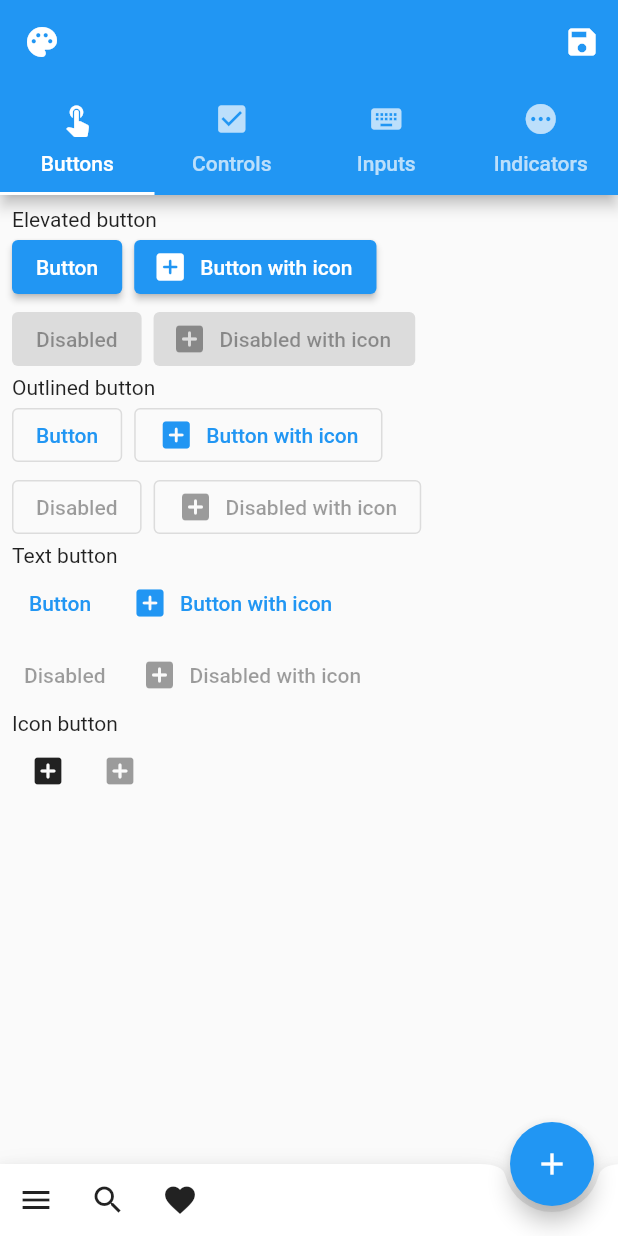
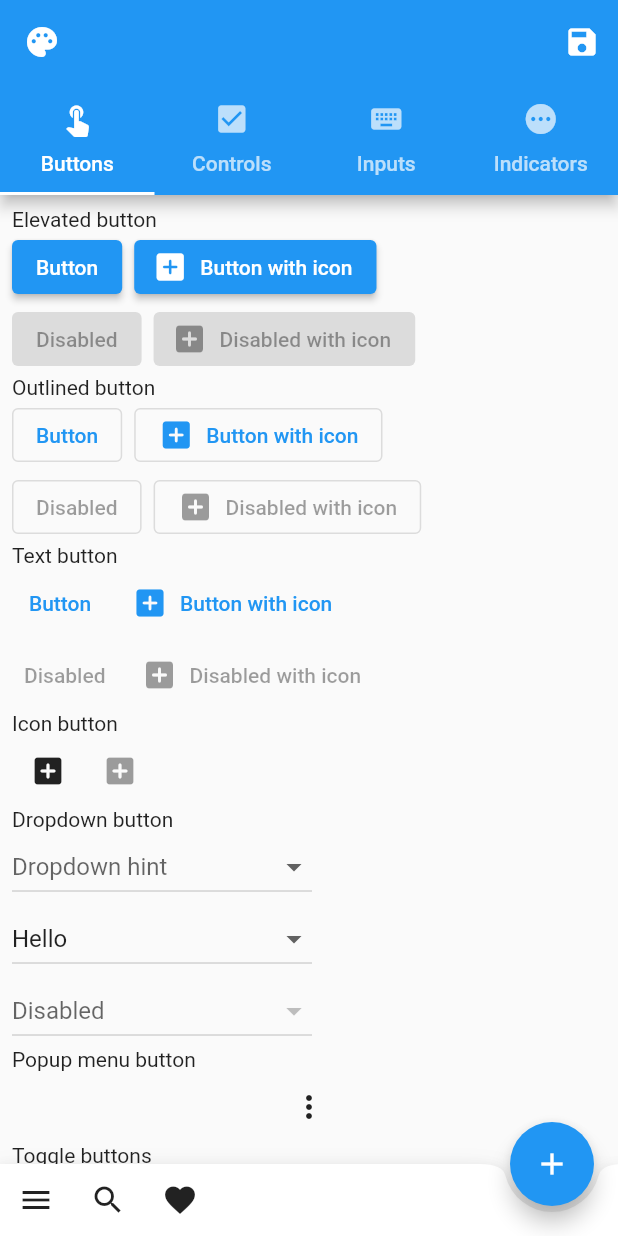
Before and after one commit to shilangyu/theme_customizer, a Flutter app: the screen it shows after launch, on a phone screen of 412 x 824 dp. Run offline on Flutter 3.47's test engine with Material 2 defaults, Android fonts, the phone set to English and light mode, and no system bars; our stand-ins replace flutter_colorpicker.

Commit message:
More buttons

```diff
--- a/lib/src/preview/buttons_preview_tab.dart
+++ b/lib/src/preview/buttons_preview_tab.dart
@@ -116,6 +116,150 @@ class ButtonsPreviewTab extends StatelessWidget implements PreviewTab {
             ),
           ],
         ),
+        Text('Dropdown button'),
+        Row(
+          children: [
+            SizedBox(
+              width: 200,
+              child: DropdownButton<String>(
+                items: [
+                  DropdownMenuItem(
+                    child: Text('Hello'),
+                    value: 'Hello',
+                  ),
+                  DropdownMenuItem(
+                    child: Text('There'),
+                    value: 'There',
+                  ),
+                ],
+                onChanged: (val) {},
+                isExpanded: true,
+                hint: Text('Dropdown hint'),
+              ),
+            ),
+          ],
+        ),
+        Row(
+          children: [
+            SizedBox(
+              width: 200,
+              child: DropdownButton<String>(
+                items: [
+                  DropdownMenuItem(
+                    child: Text('Hello'),
+                    value: 'Hello',
+                  ),
+                  DropdownMenuItem(
+                    child: Text('There'),
+                    value: 'There',
+                  ),
+                ],
+                onChanged: (val) {},
+                isExpanded: true,
+                value: 'Hello',
+              ),
+            ),
+          ],
+        ),
+        Row(
+          children: [
+            SizedBox(
+              width: 200,
+              child: DropdownButton<String>(
+                items: [
+                  DropdownMenuItem(
+                    child: Text('Hello'),
+                    value: 'Hello',
+                  ),
+                  DropdownMenuItem(
+                    child: Text('There'),
+                    value: 'There',
+                  ),
+                ],
+                isExpanded: true,
+                hint: Text('Disabled'),
+              ),
+            ),
+          ],
+        ),
+        Text('Popup menu button'),
+        PopupMenuButton(
+          initialValue: 'harder',
+          itemBuilder: (context) => [
+            const PopupMenuItem(
+              value: 'harder',
+              child: Text('Working a lot harder'),
+            ),
+            const PopupMenuItem(
+              value: 'smarter',
+              child: Text('Being a lot smarter'),
+            ),
+            const PopupMenuItem(
+              value: 'selfStarter',
+              child: Text('Being a self-starter'),
+            ),
+            const PopupMenuItem(
+              value: 'tradingCharter',
+              child: Text('Placed in charge of trading charter'),
+            ),
+          ],
+        ),
+        Text('Toggle buttons'),
+        ToggleButtons(
+          onPressed: (val) {},
+          renderBorder: false,
+          children: [
+            Icon(Icons.format_bold),
+            Icon(Icons.format_italic),
+            Icon(Icons.format_underline),
+          ],
+          isSelected: [
+            false,
+            true,
+            false,
+          ],
+        ),
+        const SizedBox(height: 4),
+        ToggleButtons(
+          renderBorder: false,
+          children: [
+            Icon(Icons.format_bold),
+            Icon(Icons.format_italic),
+            Icon(Icons.format_underline),
+          ],
+          isSelected: [
+            false,
+            true,
+            false,
+          ],
+        ),
+        const SizedBox(height: 4),
+        ToggleButtons(
+          onPressed: (val) {},
+          children: [
+            Icon(Icons.format_bold),
+            Icon(Icons.format_italic),
+            Icon(Icons.format_underline),
+          ],
+          isSelected: [
+            false,
+            true,
+            false,
+          ],
+        ),
+        const SizedBox(height: 4),
+        ToggleButtons(
+          children: [
+            Icon(Icons.format_bold),
+            Icon(Icons.format_italic),
+            Icon(Icons.format_underline),
+          ],
+          isSelected: [
+            false,
+            true,
+            false,
+          ],
+        ),
       ],
     );
   }
```
